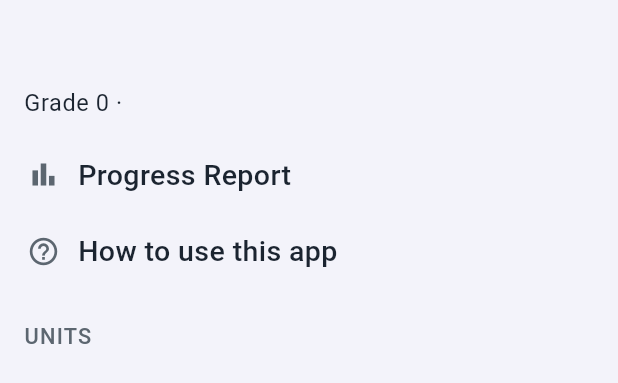
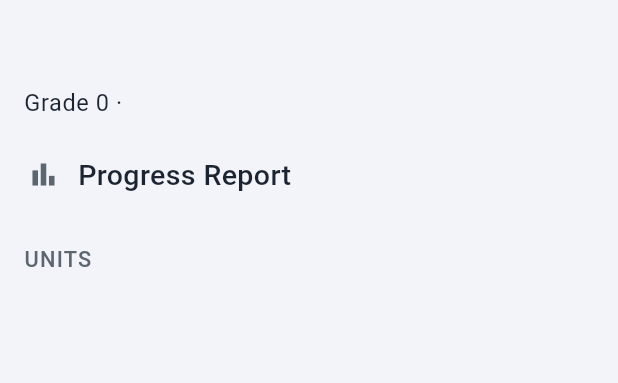
Before and after one commit to dileepku077/topicmindmap, a Flutter app: the CurriculumSidebar widget shown alone on an empty page, opened directly with empty values, on a phone screen of 412 x 824 dp. Shown: the top 383 px of the screen. Run offline on Flutter 3.47's test engine with Material 3 defaults, Android fonts, the phone set to English and light mode, and no system bars; our stand-ins replace flutter_dotenv, flutter_riverpod, go_router, shared_preferences, supabase_flutter; missing offline and left inert: dart:html, dart:ui_web, markdown; accounts and stored records are empty; network calls fail.

Commit message:
Remove "How to use this app" from the sidebar
Redundant with the question-mark icon already in the AppBar (added
alongside the account menu move earlier this session) -- no reason to
offer the same /welcome link in two places. Also fixed the welcome
page's own text and a couple of doc comments that still pointed
students at the sidebar for this, which the removal would have made
outright wrong.

Co-Authored-By: Claude Sonnet 5 <noreply@anthropic.com>
Claude-Session: https://claude.ai/code/session_013LoNv8Gd2DgvhiGTZpCVUq

```diff
--- a/lib/features/classroom/curriculum_sidebar.dart
+++ b/lib/features/classroom/curriculum_sidebar.dart
@@ -1,5 +1,4 @@
 import 'package:flutter/material.dart';
-import 'package:go_router/go_router.dart';
 
 import '../../models/course.dart';
 import '../../models/subtopic.dart';
@@ -145,13 +144,6 @@ class CurriculumSidebar extends StatelessWidget {
                   label: 'Progress Report',
                   selected: false,
                   onTap: onOpenProgressReport,
-                  collapsed: collapsed,
-                ),
-                _NavRow(
-                  icon: Icons.help_outline,
-                  label: 'How to use this app',
-                  selected: false,
-                  onTap: () => context.push('/welcome'),
                   collapsed: collapsed,
                 ),
                 if (!collapsed)
--- a/lib/features/welcome/welcome_page.dart
+++ b/lib/features/welcome/welcome_page.dart
@@ -9,7 +9,7 @@ import '../../state/profile_providers.dart';
 /// A one-screen tour of the app's own features, shown automatically the
 /// first time a student signs in (see the redirect in login_page.dart,
 /// driven by profiles.has_seen_intro) and reachable afterward any time via
-/// "How to use this app" in the sidebar (curriculum_sidebar.dart). Static
+/// the question-mark icon in the AppBar (mindmap_page.dart). Static
 /// content only — no per-student data — so it's cheap to keep a plain
 /// StatelessWidget-ish page rather than something driven by providers.
 class WelcomePage extends ConsumerStatefulWidget {
@@ -70,8 +70,8 @@ class _WelcomePageState extends ConsumerState<WelcomePage> {
                 ),
                 const SizedBox(height: 6),
                 Text(
-                  'A quick tour of the app — come back to this page any time from '
-                  '"How to use this app" in the sidebar.',
+                  'A quick tour of the app — come back to this page any time '
+                  'from the question-mark icon at the top right.',
                   style: Theme.of(context).textTheme.bodyMedium
                       ?.copyWith(color: scheme.onSurfaceVariant),
                 ),
--- a/lib/models/profile.dart
+++ b/lib/models/profile.dart
@@ -65,8 +65,9 @@ class Profile {
 
   /// Whether the "How to use this app" welcome page (welcome_page.dart)
   /// has been shown yet — see supabase/schema_onboarding.sql. Drives the
-  /// one-time redirect in login_page.dart; the sidebar's own link to the
-  /// same page ignores this and is always reachable regardless.
+  /// one-time redirect in login_page.dart; the AppBar's own question-mark
+  /// icon link to the same page ignores this and is always reachable
+  /// regardless.
   final bool hasSeenIntro;
 
   bool get isPro => subscriptionTier == SubscriptionTier.pro;
```
